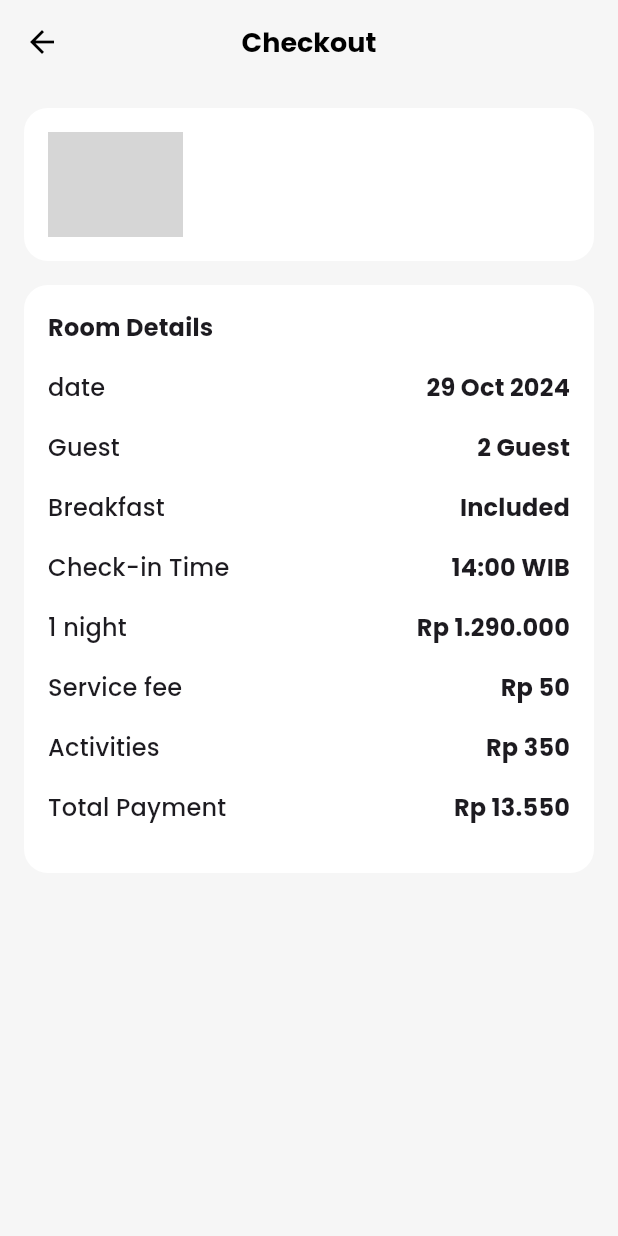
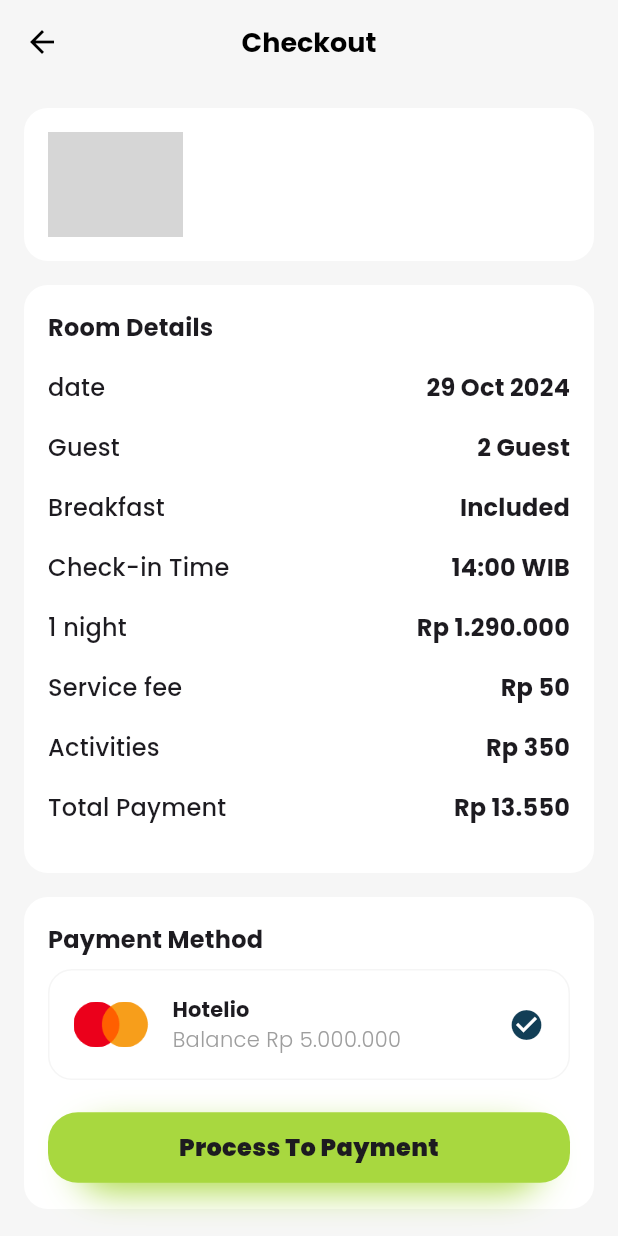
Before and after one commit to rangguy/hotelio, a Flutter app: the CheckoutPage screen opened directly with empty values, on a phone screen of 412 x 824 dp. Run offline on Flutter 3.47's test engine with Material 3 defaults, Android fonts, the phone set to English and light mode, and no system bars; our stand-ins replace cloud_firestore, firebase_auth, firebase_core, flutter_rating_bar, get, google_fonts and 1 more; missing offline and left inert: d_info; accounts and stored records are empty; generated files the repository leaves out were written again; network calls fail; grey boxes are pictures that could not be loaded.

Commit message:
slicing checkout page part 2

```diff
--- a/lib/page/checkout_page.dart
+++ b/lib/page/checkout_page.dart
@@ -1,6 +1,9 @@
+import 'package:course_hotelio/config/app_asset.dart';
+import 'package:course_hotelio/config/app_color.dart';
 import 'package:course_hotelio/config/app_format.dart';
 import 'package:course_hotelio/controller/c_user.dart';
 import 'package:course_hotelio/model/hotel.dart';
+import 'package:course_hotelio/widget/button_custom.dart';
 import 'package:flutter/material.dart';
 import 'package:get/get.dart';
 
@@ -34,6 +37,72 @@ class CheckoutPage extends StatelessWidget {
           const SizedBox(height: 16),
           roomDetails(context),
           const SizedBox(height: 16),
+          Container(
+            decoration: BoxDecoration(
+              color: Colors.white,
+              borderRadius: BorderRadius.circular(16),
+            ),
+            padding: const EdgeInsets.all(16),
+            child: Column(
+              crossAxisAlignment: CrossAxisAlignment.start,
+              children: [
+                Text(
+                  'Payment Method',
+                  style: Theme.of(context).textTheme.titleMedium!.copyWith(
+                        fontWeight: FontWeight.bold,
+                      ),
+                ),
+                const SizedBox(height: 8),
+                paymentMethod(context),
+                const SizedBox(height: 20),
+                ButtonCustom(
+                  label: 'Process To Payment',
+                  isExpanded: true,
+                  onTap: () {},
+                ),
+              ],
+            ),
+          ),
+        ],
+      ),
+    );
+  }
+
+  Container paymentMethod(BuildContext context) {
+    return Container(
+      decoration: BoxDecoration(
+          color: Colors.white,
+          borderRadius: BorderRadius.circular(16),
+          border: Border.all(color: Colors.grey[100]!)),
+      padding: const EdgeInsets.all(16),
+      child: Row(
+        children: [
+          Image.asset(
+            AppAsset.iconMasterCard,
+            width: 50,
+          ),
+          const SizedBox(width: 16),
+          Expanded(
+            child: Column(
+              crossAxisAlignment: CrossAxisAlignment.start,
+              children: [
+                Text(
+                  'Hotelio',
+                  style: Theme.of(context).textTheme.titleSmall!.copyWith(
+                        fontWeight: FontWeight.bold,
+                      ),
+                ),
+                Text(
+                  'Balance ${AppFormat.currency(5000000)}',
+                  style: const TextStyle(
+                    color: Colors.grey,
+                    fontWeight: FontWeight.w300,
+                  ),
+                ),
+              ],
+            ),
+          ),
+          const Icon(Icons.check_circle, color: AppColor.secondary),
         ],
       ),
     );
@@ -65,15 +134,13 @@ class CheckoutPage extends StatelessWidget {
           const SizedBox(height: 16),
           itemRoomDetails(context, 'Check-in Time', '14:00 WIB'),
           const SizedBox(height: 16),
-              itemRoomDetails(
-                  context, '1 night', AppFormat.currency(1290000)),
+          itemRoomDetails(context, '1 night', AppFormat.currency(1290000)),
           const SizedBox(height: 16),
           itemRoomDetails(context, 'Service fee', AppFormat.currency(50)),
           const SizedBox(height: 16),
           itemRoomDetails(context, 'Activities', AppFormat.currency(350)),
           const SizedBox(height: 16),
-              itemRoomDetails(
-                  context, 'Total Payment', AppFormat.currency(13550)),
+          itemRoomDetails(context, 'Total Payment', AppFormat.currency(13550)),
           const SizedBox(height: 16),
         ],
       ),
```
Lines whose indentation alone changed are shown as unchanged.
